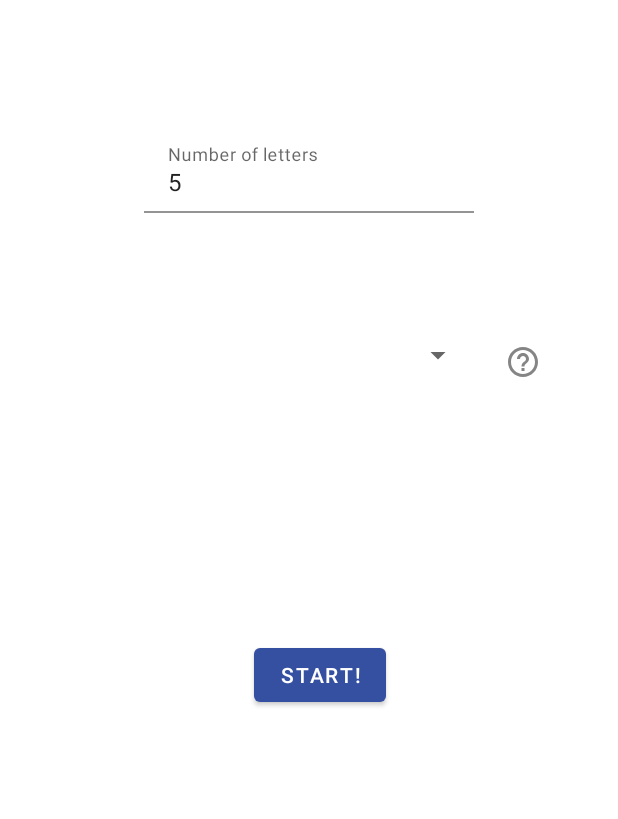
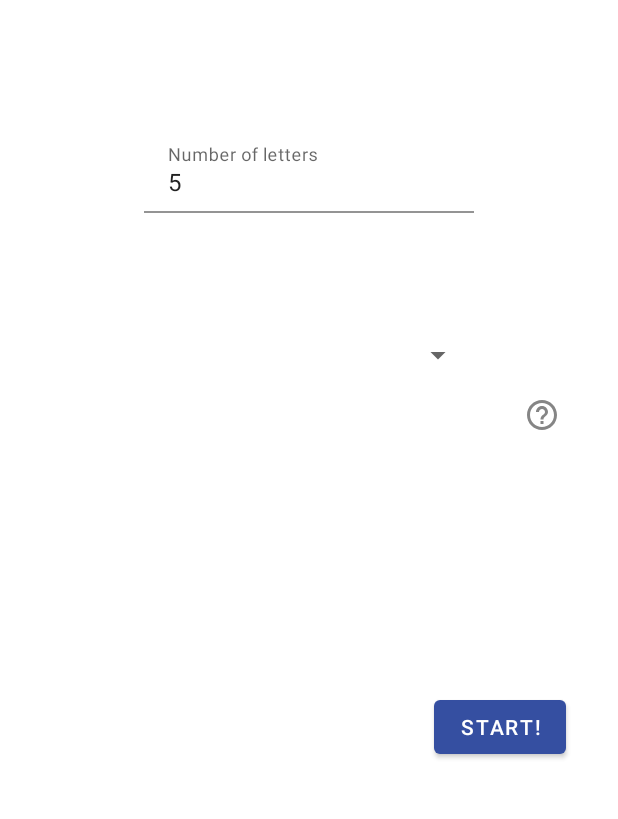
Before and after one commit to AygulMalikova/Jotto-game, an Android app: the SetupFragment screen opened through its navigation route, on a phone screen of 412 x 824 dp, the part 266-1085 px from its top. Run offline under Robolectric (Android 15) with nearby library versions, the phone set to English and light mode, and no system bars; libraries missing offline, so code that uses them is left out: com.skydoves.balloon, com.weiwangcn.betterspinner; plain views replace MaterialBetterSpinner; Roboto replaces fonts that are not available here; 4 statements that could not run were skipped.

Commit message:
Fix: Refactored code

```diff
--- a/app/src/main/java/com/example/jotto_game/start/view/SetupFragment.kt
+++ b/app/src/main/java/com/example/jotto_game/start/view/SetupFragment.kt
@@ -28,8 +28,6 @@ class SetupFragment : Fragment() {
     var difficulties = arrayOf("Easy", "Medium", "Hard")
     var selectedDifficulty = ""
 
-    private var numberOfLetter = ""
-    private var difficulty = ""
     private lateinit var numberOfLettersInput: EditText
 
     override fun onCreateView(
--- a/app/src/main/java/com/example/jotto_game/start/view/WelcomeFragment.kt
+++ b/app/src/main/java/com/example/jotto_game/start/view/WelcomeFragment.kt
@@ -77,7 +77,7 @@ class WelcomeFragment : Fragment() {
     }
 
     /**
-     * Creating new intent with game activity and finishing current activity
+     *  Navigating to the next fragment (to setup)
      */
     private fun goToSetup(view: View) {
         view.findNavController().navigate(R.id.action_welcome_to_setup)
--- a/app/src/main/res/layout-v28/fragment_setup.xml
+++ b/app/src/main/res/layout-v28/fragment_setup.xml
@@ -41,10 +41,10 @@
             android:id="@+id/number_of_words_input"
             android:layout_width="wrap_content"
             android:layout_height="wrap_content"
-            android:background="#FFFFFF"
+            android:background="@color/white"
             android:ems="10"
 
-            android:hint="@string/number_of_words_placeholder"
+            android:hint="@string/number_of_letters_placeholder"
             android:inputType="numberDecimal"
             android:minWidth="220dp" />
 
@@ -72,10 +72,10 @@
         app:backgroundTint="@color/primary"
         app:layout_constraintBottom_toBottomOf="parent"
         app:layout_constraintEnd_toEndOf="parent"
-        app:layout_constraintHorizontal_bias="0.523"
+        app:layout_constraintHorizontal_bias="0.893"
         app:layout_constraintStart_toStartOf="parent"
         app:layout_constraintTop_toBottomOf="@+id/welcome_message"
-        app:layout_constraintVertical_bias="0.712" />
+        app:layout_constraintVertical_bias="0.77" />
 
     <ImageButton
         android:id="@+id/helper"
@@ -89,12 +89,12 @@
         app:layout_constraintBottom_toBottomOf="parent"
         app:layout_constraintEnd_toEndOf="parent"
 
-        app:layout_constraintHorizontal_bias="0.29"
+        app:layout_constraintHorizontal_bias="0.464"
         app:layout_constraintLeft_toLeftOf="parent"
         app:layout_constraintRight_toRightOf="parent"
         app:layout_constraintStart_toEndOf="@+id/difficulty_spinner"
         app:layout_constraintTop_toTopOf="parent"
-        app:layout_constraintVertical_bias="0.471" />
+        app:layout_constraintVertical_bias="0.519" />
 
 
 </androidx.constraintlayout.widget.ConstraintLayout>
--- a/app/src/main/res/layout/playing_game.xml
+++ b/app/src/main/res/layout/playing_game.xml
@@ -40,7 +40,7 @@
                 android:layout_height="wrap_content"
                 android:layout_marginRight="20dp"
                 android:text="@string/check"
-                app:backgroundTint="#E44155"
+                app:backgroundTint="@color/secondary"
                 android:layout_marginEnd="20dp" />
 
             <Button
@@ -49,7 +49,7 @@
                 android:layout_height="wrap_content"
                 android:layout_marginLeft="20dp"
                 android:text="@string/give_up"
-                app:backgroundTint="#354FA1"
+                app:backgroundTint="@color/primary"
                 android:layout_marginStart="20dp" />
 
         </LinearLayout>
--- a/app/src/main/res/values/colors.xml
+++ b/app/src/main/res/values/colors.xml
@@ -2,6 +2,7 @@
 <resources>
     <color name="primary">#354FA1</color>
     <color name="secondary">#E44155</color>
+    <color name="blue">#D74979D4</color>
 
     <color name="purple_200">#FFBB86FC</color>
     <color name="purple_500">#FF6200EE</color>
--- a/app/src/main/res/values/strings.xml
+++ b/app/src/main/res/values/strings.xml
@@ -24,9 +24,11 @@
     <string name="not_int">Enter integer number</string>
 
     <!-- Setup page strings-->
-    <string name="number_of_words_placeholder">Number of letters</string>
+    <string name="number_of_letters_placeholder">Number of letters</string>
+    <string name="letters">letters</string>
 
     <string name="difficulty_hint">Difficulty</string>
+    <string name="difficulty">difficulty</string>
 
     <!-- Const numbers   -->
     <string name="default_letter">5</string>
```
Also changed, not shown: app/src/main/java/com/example/jotto_game/start/view/MainActivity.kt (+5 -2 lines), app/src/main/res/layout/fragment_welcome.xml (+4 -7 lines).
